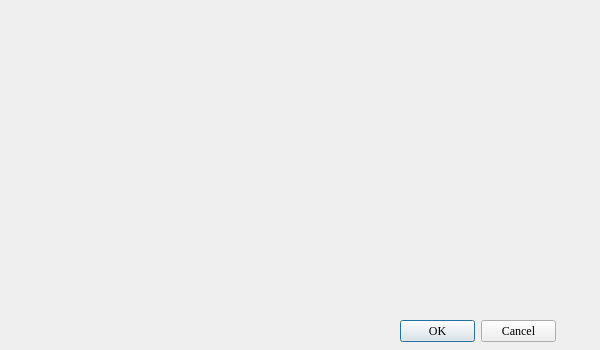
Before: the Qt Designer form ALCalculator_dialog_base.ui in pankonduktortoja/Quick-area-and-length-calculator, drawn with Qt 5.
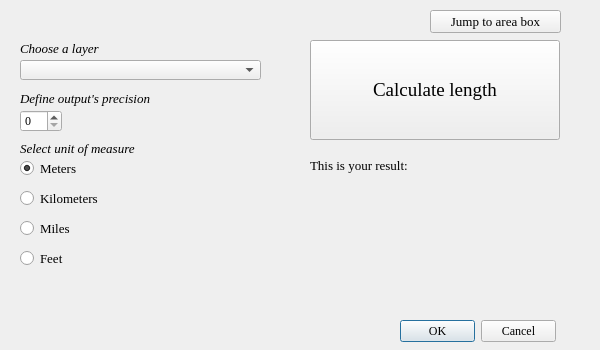
After: the same form once the commit is applied. The open tabs and pages were chosen to show the change.

Commit message: GUI core part2

```diff
--- a/ALCalculator_dialog_base.ui
+++ b/ALCalculator_dialog_base.ui
@@ -359,7 +359,252 @@
      </property>
     </widget>
    </widget>
-   <widget class="QWidget" name="length"/>
+   <widget class="QWidget" name="length">
+    <widget class="QPushButton" name="pbLengthCalc">
+     <property name="geometry">
+      <rect>
+       <x>300</x>
+       <y>30</y>
+       <width>250</width>
+       <height>100</height>
+      </rect>
+     </property>
+     <property name="font">
+      <font>
+       <family>Times New Roman</family>
+       <pointsize>14</pointsize>
+      </font>
+     </property>
+     <property name="text">
+      <string>Calculate length</string>
+     </property>
+    </widget>
+    <widget class="QPushButton" name="pbJumpArea">
+     <property name="geometry">
+      <rect>
+       <x>420</x>
+       <y>0</y>
+       <width>131</width>
+       <height>23</height>
+      </rect>
+     </property>
+     <property name="font">
+      <font>
+       <family>Times New Roman</family>
+       <pointsize>10</pointsize>
+      </font>
+     </property>
+     <property name="text">
+      <string>Jump to area box</string>
+     </property>
+    </widget>
+    <widget class="QLabel" name="label_6">
+     <property name="geometry">
+      <rect>
+       <x>300</x>
+       <y>140</y>
+       <width>251</width>
+       <height>31</height>
+      </rect>
+     </property>
+     <property name="font">
+      <font>
+       <family>Times New Roman</family>
+       <pointsize>10</pointsize>
+      </font>
+     </property>
+     <property name="text">
+      <string>This is your result:</string>
+     </property>
+    </widget>
+    <widget class="QLabel" name="lblLengthResult">
+     <property name="geometry">
+      <rect>
+       <x>300</x>
+       <y>180</y>
+       <width>251</width>
+       <height>71</height>
+      </rect>
+     </property>
+     <property name="font">
+      <font>
+       <family>Times New Roman</family>
+       <pointsize>10</pointsize>
+      </font>
+     </property>
+     <property name="text">
+      <string/>
+     </property>
+    </widget>
+    <widget class="QLabel" name="label_7">
+     <property name="geometry">
+      <rect>
+       <x>10</x>
+       <y>30</y>
+       <width>231</width>
+       <height>16</height>
+      </rect>
+     </property>
+     <property name="font">
+      <font>
+       <family>Times New Roman</family>
+       <pointsize>10</pointsize>
+       <italic>true</italic>
+      </font>
+     </property>
+     <property name="text">
+      <string>Choose a layer</string>
+     </property>
+    </widget>
+    <widget class="QComboBox" name="cbLengthLayerList">
+     <property name="geometry">
+      <rect>
+       <x>10</x>
+       <y>50</y>
+       <width>241</width>
+       <height>20</height>
+      </rect>
+     </property>
+    </widget>
+    <widget class="QLabel" name="label_8">
+     <property name="geometry">
+      <rect>
+       <x>10</x>
+       <y>80</y>
+       <width>231</width>
+       <height>16</height>
+      </rect>
+     </property>
+     <property name="font">
+      <font>
+       <family>Times New Roman</family>
+       <pointsize>10</pointsize>
+       <italic>true</italic>
+      </font>
+     </property>
+     <property name="text">
+      <string>Define output's precision</string>
+     </property>
+    </widget>
+    <widget class="QSpinBox" name="sbAreaPrecision_2">
+     <property name="geometry">
+      <rect>
+       <x>10</x>
+       <y>100</y>
+       <width>42</width>
+       <height>22</height>
+      </rect>
+     </property>
+    </widget>
+    <widget class="QLabel" name="label_9">
+     <property name="geometry">
+      <rect>
+       <x>10</x>
+       <y>130</y>
+       <width>171</width>
+       <height>16</height>
+      </rect>
+     </property>
+     <property name="font">
+      <font>
+       <family>Times New Roman</family>
+       <pointsize>10</pointsize>
+       <italic>true</italic>
+      </font>
+     </property>
+     <property name="text">
+      <string>Select unit of measure</string>
+     </property>
+    </widget>
+    <widget class="QRadioButton" name="rbLengthMeters">
+     <property name="geometry">
+      <rect>
+       <x>10</x>
+       <y>150</y>
+       <width>171</width>
+       <height>17</height>
+      </rect>
+     </property>
+     <property name="font">
+      <font>
+       <family>Times New Roman</family>
+       <pointsize>10</pointsize>
+      </font>
+     </property>
+     <property name="text">
+      <string>Meters</string>
+     </property>
+     <property name="checked">
+      <bool>true</bool>
+     </property>
+    </widget>
+    <widget class="QRadioButton" name="rbLengthKilometers">
+     <property name="geometry">
+      <rect>
+       <x>10</x>
+       <y>180</y>
+       <width>171</width>
+       <height>17</height>
+      </rect>
+     </property>
+     <property name="font">
+      <font>
+       <family>Times New Roman</family>
+       <pointsize>10</pointsize>
+      </font>
+     </property>
+     <property name="text">
+      <string>Kilometers</string>
+     </property>
+     <property name="checked">
+      <bool>false</bool>
+     </property>
+    </widget>
+    <widget class="QRadioButton" name="rbLengthMiles">
+     <property name="geometry">
+      <rect>
+       <x>10</x>
+       <y>210</y>
+       <width>171</width>
+       <height>17</height>
+      </rect>
+     </property>
+     <property name="font">
+      <font>
+       <family>Times New Roman</family>
+       <pointsize>10</pointsize>
+      </font>
+     </property>
+     <property name="text">
+      <string>Miles</string>
+     </property>
+     <property name="checked">
+      <bool>false</bool>
+     </property>
+    </widget>
+    <widget class="QRadioButton" name="rbLengthFeet">
+     <property name="geometry">
+      <rect>
+       <x>10</x>
+       <y>240</y>
+       <width>171</width>
+       <height>17</height>
+      </rect>
+     </property>
+     <property name="font">
+      <font>
+       <family>Times New Roman</family>
+       <pointsize>10</pointsize>
+      </font>
+     </property>
+     <property name="text">
+      <string>Feet</string>
+     </property>
+     <property name="checked">
+      <bool>false</bool>
+     </property>
+    </widget>
+   </widget>
   </widget>
  </widget>
  <resources/>
```
Left out of the diff: 4 changed lines with no effect on the pictures.
